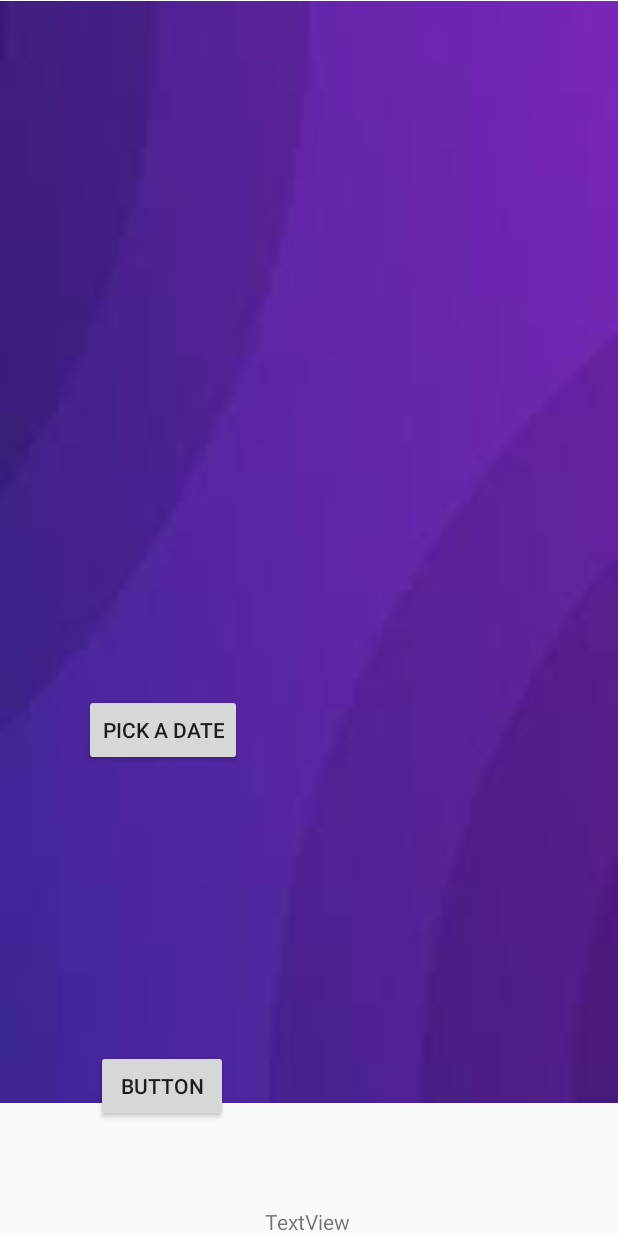
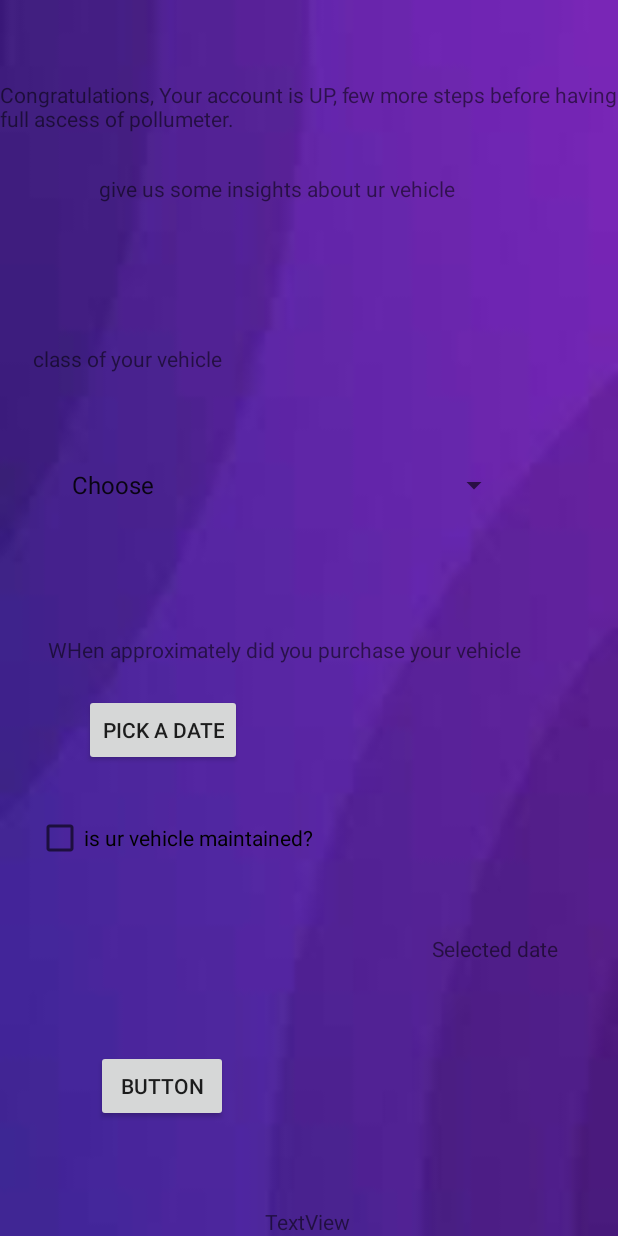
Before and after one commit to surya-teja-222/Vehicular-Pollution-Analysis-using-ML, an Android app: the postSignUp1 screen opened directly, with no data from a screen before it, on a phone screen of 412 x 824 dp. Run offline under Robolectric (Android 15) with nearby library versions, the light colour scheme and no system bars; Roboto replaces fonts that are not available here.

Commit message:
post sign up 2 (half-) 30-09

```diff
--- a/app/src/main/res/layout/activity_post_sign_up1.xml
+++ b/app/src/main/res/layout/activity_post_sign_up1.xml
@@ -5,6 +5,8 @@
     xmlns:app="http://schemas.android.com/apk/res-auto"
     android:layout_width="match_parent"
     android:layout_height="match_parent"
+    android:background="@drawable/backpost"
+
     tools:context=".postSignUp1">
 
 
@@ -111,13 +113,13 @@
         app:layout_constraintHorizontal_bias="0.498"
         app:layout_constraintStart_toStartOf="parent" />
 
-    <ImageView
-        android:id="@+id/imageView3"
-        android:layout_width="412dp"
-        android:layout_height="736dp"
-        app:layout_constraintTop_toTopOf="parent"
-        app:srcCompat="@drawable/backpost"
-        tools:layout_editor_absoluteX="0dp" />
+<!--    <ImageView-->
+<!--        android:id="@+id/imageView3"-->
+<!--        android:layout_width="412dp"-->
+<!--        android:layout_height="736dp"-->
+<!--        app:layout_constraintTop_toTopOf="parent"-->
+<!--        app:srcCompat="@drawable/backpost"-->
+<!--        tools:layout_editor_absoluteX="0dp" />-->
 
 
 </androidx.constraintlayout.widget.ConstraintLayout>
```
